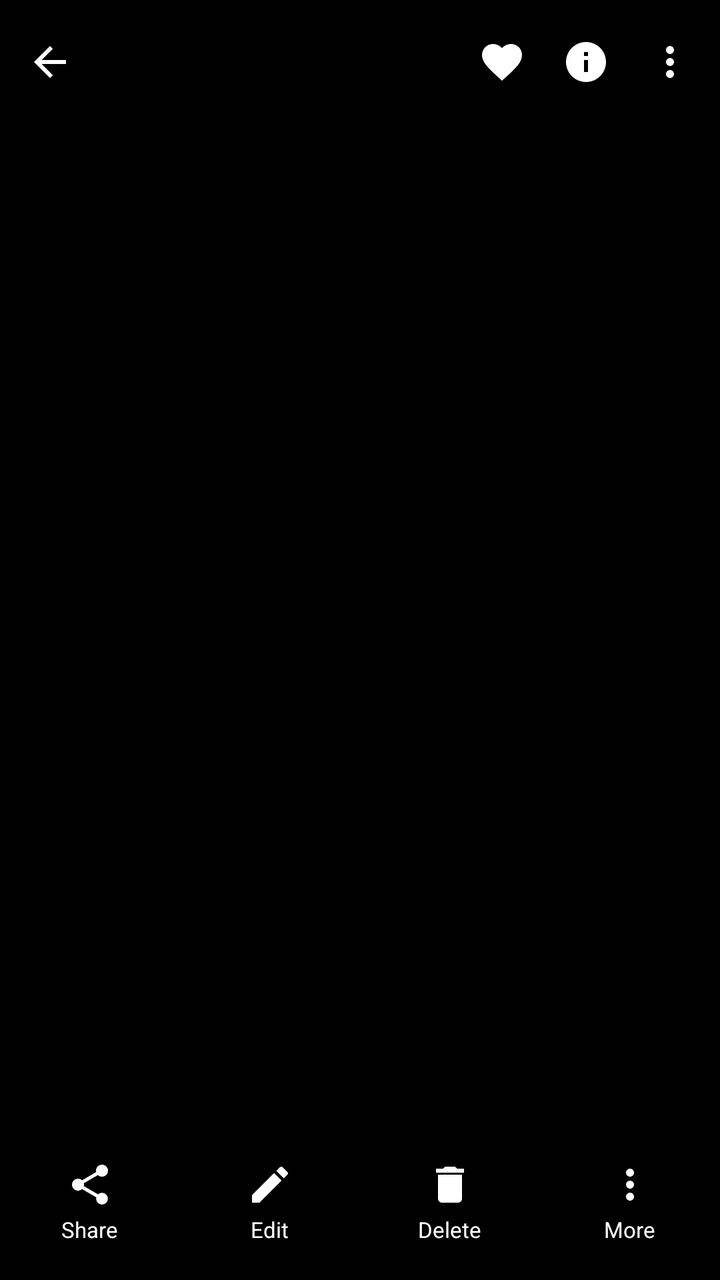
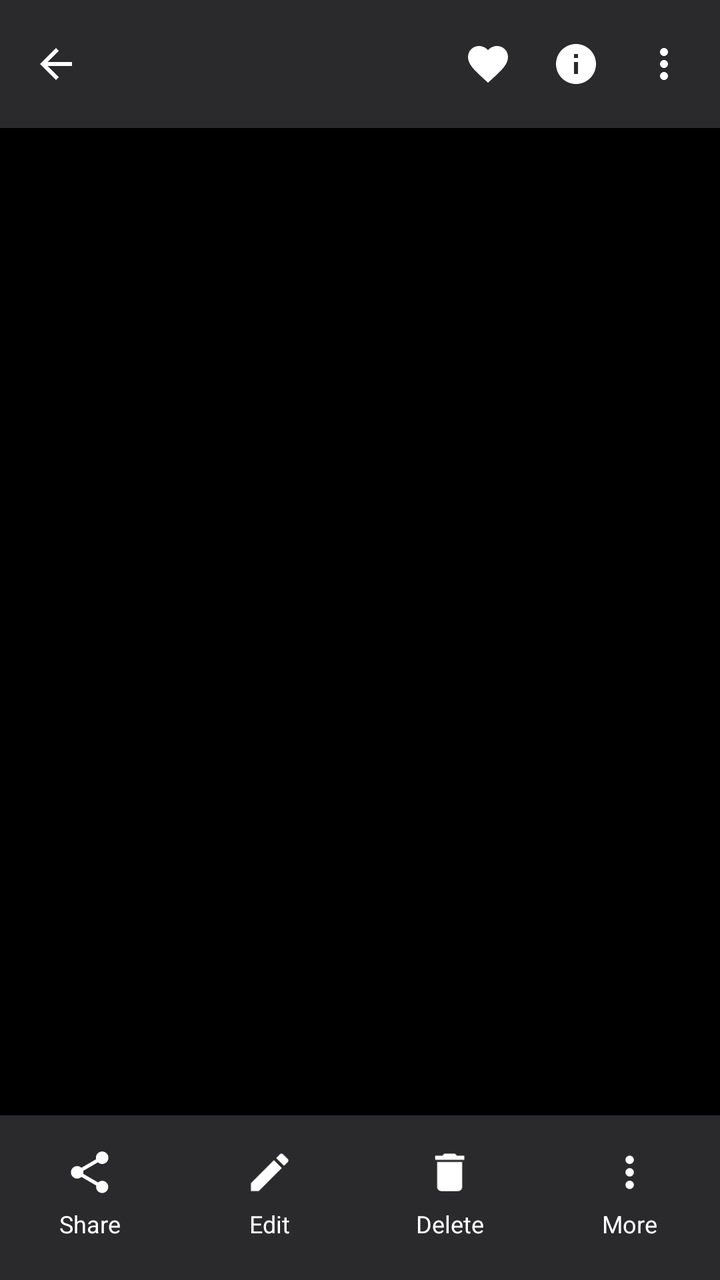

Before-and-after screenshots of an Android layout around one commit, followed by the original layout XML and the change that was made.
<!-- AndroidManifest.xml: activity theme Theme.Gallery.Viewer -->
<!-- res/layout/activity_viewer.xml -->
<?xml version="1.0" encoding="utf-8"?>
<FrameLayout xmlns:android="http://schemas.android.com/apk/res/android"
    xmlns:app="http://schemas.android.com/apk/res-auto"
    android:id="@+id/root"
    android:layout_width="match_parent"
    android:layout_height="match_parent"
    android:background="#000000">

    <androidx.viewpager2.widget.ViewPager2
        android:id="@+id/pager"
        android:layout_width="match_parent"
        android:layout_height="match_parent" />

    <LinearLayout
        android:id="@+id/viewerTop"
        android:layout_width="match_parent"
        android:layout_height="wrap_content"
        android:layout_gravity="top"
        android:background="#80000000"
        android:gravity="center_vertical"
        android:orientation="horizontal"
        android:paddingStart="4dp"
        android:paddingTop="10dp"
        android:paddingEnd="4dp"
        android:paddingBottom="10dp">

        <ImageView
            android:id="@+id/btnBack"
            android:layout_width="42dp"
            android:layout_height="42dp"
            android:background="?attr/selectableItemBackgroundBorderless"
            android:contentDescription="Back"
            android:padding="9dp"
            android:src="@drawable/ic_back"
            app:tint="#FFFFFF" />

        <LinearLayout
            android:layout_width="0dp"
            android:layout_height="wrap_content"
            android:layout_weight="1"
            android:orientation="vertical"
            android:paddingStart="4dp">

            <TextView
                android:id="@+id/vTitle"
                android:layout_width="match_parent"
                android:layout_height="wrap_content"
                android:ellipsize="middle"
                android:maxLines="1"
                android:textColor="#FFFFFF"
                android:textSize="15sp"
                android:textStyle="bold" />

            <TextView
                android:id="@+id/vDate"
                android:layout_width="match_parent"
                android:layout_height="wrap_content"
                android:alpha="0.75"
                android:ellipsize="end"
                android:maxLines="1"
                android:textColor="#FFFFFF"
                android:textSize="12sp" />
        </LinearLayout>

        <ImageView
            android:id="@+id/btnFavTop"
            android:layout_width="42dp"
            android:layout_height="42dp"
            android:background="?attr/selectableItemBackgroundBorderless"
            android:contentDescription="Favourite"
            android:padding="9dp"
            android:src="@drawable/ic_heart"
            app:tint="#FFFFFF" />

        <ImageView
            android:id="@+id/btnInfoTop"
            android:layout_width="42dp"
            android:layout_height="42dp"
            android:background="?attr/selectableItemBackgroundBorderless"
            android:contentDescription="Info"
            android:padding="9dp"
            android:src="@drawable/ic_info"
            app:tint="#FFFFFF" />

        <ImageView
            android:id="@+id/btnMore"
            android:layout_width="42dp"
            android:layout_height="42dp"
            android:background="?attr/selectableItemBackgroundBorderless"
            android:contentDescription="More"
            android:padding="9dp"
            android:src="@drawable/ic_more"
            app:tint="#FFFFFF" />
    </LinearLayout>

    <LinearLayout
        android:id="@+id/viewerBottom"
        android:layout_width="match_parent"
        android:layout_height="wrap_content"
        android:layout_gravity="bottom"
        android:background="#80000000"
        android:orientation="vertical">

        <androidx.recyclerview.widget.RecyclerView
            android:id="@+id/strip"
            android:layout_width="match_parent"
            android:layout_height="wrap_content"
            android:clipToPadding="false"
            android:paddingStart="12dp"
            android:paddingTop="8dp"
            android:paddingEnd="12dp"
            android:paddingBottom="6dp" />

        <LinearLayout
            android:layout_width="match_parent"
            android:layout_height="wrap_content"
            android:orientation="horizontal"
            android:paddingTop="4dp"
            android:paddingBottom="12dp">

            <LinearLayout
                android:id="@+id/actShare"
                android:layout_width="0dp"
                android:layout_height="wrap_content"
                android:layout_weight="1"
                android:background="?attr/selectableItemBackgroundBorderless"
                android:gravity="center"
                android:orientation="vertical"
                android:padding="6dp">

                <ImageView
                    android:layout_width="24dp"
                    android:layout_height="24dp"
                    android:src="@drawable/ic_share"
                    app:tint="#FFFFFF" />

                <TextView
                    android:layout_width="wrap_content"
                    android:layout_height="wrap_content"
                    android:layout_marginTop="3dp"
                    android:text="@string/share"
                    android:textColor="#FFFFFF"
                    android:textSize="11sp" />
            </LinearLayout>

            <LinearLayout
                android:id="@+id/actEdit"
                android:layout_width="0dp"
                android:layout_height="wrap_content"
                android:layout_weight="1"
                android:background="?attr/selectableItemBackgroundBorderless"
                android:gravity="center"
                android:orientation="vertical"
                android:padding="6dp">

                <ImageView
                    android:layout_width="24dp"
                    android:layout_height="24dp"
                    android:src="@drawable/ic_edit"
                    app:tint="#FFFFFF" />

                <TextView
                    android:layout_width="wrap_content"
                    android:layout_height="wrap_content"
                    android:layout_marginTop="3dp"
                    android:text="@string/edit"
                    android:textColor="#FFFFFF"
                    android:textSize="11sp" />
            </LinearLayout>

            <LinearLayout
                android:id="@+id/actDelete"
                android:layout_width="0dp"
                android:layout_height="wrap_content"
                android:layout_weight="1"
                android:background="?attr/selectableItemBackgroundBorderless"
                android:gravity="center"
                android:orientation="vertical"
                android:padding="6dp">

                <ImageView
                    android:layout_width="24dp"
                    android:layout_height="24dp"
                    android:src="@drawable/ic_trash"
                    app:tint="#FFFFFF" />

                <TextView
                    android:layout_width="wrap_content"
                    android:layout_height="wrap_content"
                    android:layout_marginTop="3dp"
                    android:text="@string/delete"
                    android:textColor="#FFFFFF"
                    android:textSize="11sp" />
            </LinearLayout>

            <LinearLayout
                android:id="@+id/actTools"
                android:layout_width="0dp"
                android:layout_height="wrap_content"
                android:layout_weight="1"
                android:background="?attr/selectableItemBackgroundBorderless"
                android:gravity="center"
                android:orientation="vertical"
                android:padding="6dp">

                <ImageView
                    android:layout_width="24dp"
                    android:layout_height="24dp"
                    android:src="@drawable/ic_more"
                    app:tint="#FFFFFF" />

                <TextView
                    android:layout_width="wrap_content"
                    android:layout_height="wrap_content"
                    android:layout_marginTop="3dp"
                    android:text="@string/more"
                    android:textColor="#FFFFFF"
                    android:textSize="11sp" />
            </LinearLayout>
        </LinearLayout>
    </LinearLayout>
</FrameLayout>
<!-- resources referenced by this layout -->
<resources>
  <!-- drawable ic_back (drawable) -->
  <vector xmlns:android="http://schemas.android.com/apk/res/android"
      android:width="24dp" android:height="24dp"
      android:viewportWidth="24" android:viewportHeight="24">
      <path android:fillColor="#000000" android:pathData="M20,11H7.83l5.59,-5.59L12,4l-8,8 8,8 1.41,-1.41L7.83,13H20v-2z" />
  </vector>
  <!-- drawable ic_edit (drawable) -->
  <vector xmlns:android="http://schemas.android.com/apk/res/android"
      android:width="24dp" android:height="24dp"
      android:viewportWidth="24" android:viewportHeight="24">
      <path android:fillColor="#000000" android:pathData="M3,17.25V21h3.75L17.81,9.94l-3.75,-3.75L3,17.25zM20.71,7.04c0.39,-0.39 0.39,-1.02 0,-1.41l-2.34,-2.34c-0.39,-0.39 -1.02,-0.39 -1.41,0l-1.83,1.83 3.75,3.75 1.83,-1.83z" />
  </vector>
  <!-- drawable ic_heart (drawable) -->
  <vector xmlns:android="http://schemas.android.com/apk/res/android"
      android:width="24dp" android:height="24dp"
      android:viewportWidth="24" android:viewportHeight="24">
      <path android:fillColor="#000000" android:pathData="M12,21.35l-1.45,-1.32C5.4,15.36 2,12.28 2,8.5 2,5.42 4.42,3 7.5,3c1.74,0 3.41,0.81 4.5,2.09C13.09,3.81 14.76,3 16.5,3 19.58,3 22,5.42 22,8.5c0,3.78 -3.4,6.86 -8.55,11.54L12,21.35z" />
  </vector>
  <!-- drawable ic_info (drawable) -->
  <vector xmlns:android="http://schemas.android.com/apk/res/android"
      android:width="24dp" android:height="24dp"
      android:viewportWidth="24" android:viewportHeight="24">
      <path android:fillColor="#000000" android:pathData="M12,2C6.48,2 2,6.48 2,12s4.48,10 10,10 10,-4.48 10,-10S17.52,2 12,2zM13,17h-2v-6h2v6zM13,9h-2V7h2v2z" />
  </vector>
  <!-- drawable ic_more (drawable) -->
  <vector xmlns:android="http://schemas.android.com/apk/res/android"
      android:width="24dp" android:height="24dp"
      android:viewportWidth="24" android:viewportHeight="24">
      <path android:fillColor="#000000" android:pathData="M12,8c1.1,0 2,-0.9 2,-2s-0.9,-2 -2,-2 -2,0.9 -2,2 0.9,2 2,2zM12,10c-1.1,0 -2,0.9 -2,2s0.9,2 2,2 2,-0.9 2,-2 -0.9,-2 -2,-2zM12,16c-1.1,0 -2,0.9 -2,2s0.9,2 2,2 2,-0.9 2,-2 -0.9,-2 -2,-2z" />
  </vector>
  <!-- drawable ic_trash (drawable) -->
  <vector xmlns:android="http://schemas.android.com/apk/res/android"
      android:width="24dp" android:height="24dp"
      android:viewportWidth="24" android:viewportHeight="24">
      <path android:fillColor="#000000" android:pathData="M6,19c0,1.1 0.9,2 2,2h8c1.1,0 2,-0.9 2,-2V7H6v12zM19,4h-3.5l-1,-1h-5l-1,1H5v2h14V4z" />
  </vector>
  <string name="delete">Delete</string>
  <string name="edit">Edit</string>
  <string name="more">More</string>
  <string name="share">Share</string>
  <style name="Theme.Gallery.Viewer" parent="Theme.MaterialComponents.NoActionBar">
          <item name="colorPrimary">@color/accent</item>
          <item name="colorAccent">@color/accent</item>
          <item name="android:windowBackground">#000000</item>
          <item name="android:statusBarColor">#000000</item>
          <item name="android:windowLightStatusBar">false</item>
          <item name="gSurface">#000000</item>
          <item name="gOnSurface">#FFFFFF</item>
          <item name="gMuted">#B9BEC9</item>
      </style>
  <color name="accent">#6D5EFC</color>
  <!-- unchanged entries left out for length: 1 -->
</resources>

<!-- the commit's change to res/layout/activity_viewer.xml (unified diff, before → after) -->
@@ -16,79 +16,56 @@
         android:layout_width="match_parent"
         android:layout_height="wrap_content"
         android:layout_gravity="top"
-        android:background="#80000000"
+        android:background="?attr/gBar"
         android:gravity="center_vertical"
         android:orientation="horizontal"
-        android:paddingStart="4dp"
+        android:paddingStart="6dp"
         android:paddingTop="10dp"
-        android:paddingEnd="4dp"
+        android:paddingEnd="6dp"
         android:paddingBottom="10dp">
 
         <ImageView
             android:id="@+id/btnBack"
-            android:layout_width="42dp"
-            android:layout_height="42dp"
+            android:layout_width="44dp"
+            android:layout_height="44dp"
             android:background="?attr/selectableItemBackgroundBorderless"
             android:contentDescription="Back"
-            android:padding="9dp"
+            android:padding="10dp"
             android:src="@drawable/ic_back"
             app:tint="#FFFFFF" />
 
-        <LinearLayout
+        <View
             android:layout_width="0dp"
-            android:layout_height="wrap_content"
-            android:layout_weight="1"
-            android:orientation="vertical"
-            android:paddingStart="4dp">
-
-            <TextView
-                android:id="@+id/vTitle"
-                android:layout_width="match_parent"
-                android:layout_height="wrap_content"
-                android:ellipsize="middle"
-                android:maxLines="1"
-                android:textColor="#FFFFFF"
-                android:textSize="15sp"
-                android:textStyle="bold" />
-
-            <TextView
-                android:id="@+id/vDate"
-                android:layout_width="match_parent"
-                android:layout_height="wrap_content"
-                android:alpha="0.75"
-                android:ellipsize="end"
-                android:maxLines="1"
-                android:textColor="#FFFFFF"
-                android:textSize="12sp" />
-        </LinearLayout>
+            android:layout_height="1dp"
+            android:layout_weight="1" />
 
         <ImageView
             android:id="@+id/btnFavTop"
-            android:layout_width="42dp"
-            android:layout_height="42dp"
+            android:layout_width="44dp"
+            android:layout_height="44dp"
             android:background="?attr/selectableItemBackgroundBorderless"
             android:contentDescription="Favourite"
-            android:padding="9dp"
+            android:padding="10dp"
             android:src="@drawable/ic_heart"
             app:tint="#FFFFFF" />
 
         <ImageView
             android:id="@+id/btnInfoTop"
-            android:layout_width="42dp"
-            android:layout_height="42dp"
+            android:layout_width="44dp"
+            android:layout_height="44dp"
             android:background="?attr/selectableItemBackgroundBorderless"
             android:contentDescription="Info"
-            android:padding="9dp"
+            android:padding="10dp"
             android:src="@drawable/ic_info"
             app:tint="#FFFFFF" />
 
         <ImageView
             android:id="@+id/btnMore"
-            android:layout_width="42dp"
-            android:layout_height="42dp"
+            android:layout_width="44dp"
+            android:layout_height="44dp"
             android:background="?attr/selectableItemBackgroundBorderless"
             android:contentDescription="More"
-            android:padding="9dp"
+            android:padding="10dp"
             android:src="@drawable/ic_more"
             app:tint="#FFFFFF" />
     </LinearLayout>
@@ -98,125 +75,109 @@
         android:layout_width="match_parent"
         android:layout_height="wrap_content"
         android:layout_gravity="bottom"
-        android:background="#80000000"
-        android:orientation="vertical">
-
-        <androidx.recyclerview.widget.RecyclerView
-            android:id="@+id/strip"
-            android:layout_width="match_parent"
-            android:layout_height="wrap_content"
-            android:clipToPadding="false"
-            android:paddingStart="12dp"
-            android:paddingTop="8dp"
-            android:paddingEnd="12dp"
-            android:paddingBottom="6dp" />
+        android:background="?attr/gBar"
+        android:orientation="horizontal"
+        android:paddingTop="10dp"
+        android:paddingBottom="14dp">
 
         <LinearLayout
-            android:layout_width="match_parent"
+            android:id="@+id/actShare"
+            android:layout_width="0dp"
             android:layout_height="wrap_content"
-            android:orientation="horizontal"
-            android:paddingTop="4dp"
-            android:paddingBottom="12dp">
+            android:layout_weight="1"
+            android:background="?attr/selectableItemBackgroundBorderless"
+            android:gravity="center"
+            android:orientation="vertical"
+            android:padding="6dp">
 
-            <LinearLayout
-                android:id="@+id/actShare"
-                android:layout_width="0dp"
+            <ImageView
+                android:layout_width="25dp"
+                android:layout_height="25dp"
+                android:src="@drawable/ic_share"
+                app:tint="#FFFFFF" />
+
+            <TextView
+                android:layout_width="wrap_content"
                 android:layout_height="wrap_content"
-                android:layout_weight="1"
-                android:background="?attr/selectableItemBackgroundBorderless"
-                android:gravity="center"
-                android:orientation="vertical"
-                android:padding="6dp">
+                android:layout_marginTop="5dp"
+                android:text="@string/share"
+                android:textColor="#FFFFFF"
+                android:textSize="12sp" />
+        </LinearLayout>
 
-                <ImageView
-                    android:layout_width="24dp"
-                    android:layout_height="24dp"
-                    android:src="@drawable/ic_share"
-                    app:tint="#FFFFFF" />
+        <LinearLayout
+            android:id="@+id/actEdit"
+            android:layout_width="0dp"
+            android:layout_height="wrap_content"
+            android:layout_weight="1"
+            android:background="?attr/selectableItemBackgroundBorderless"
+            android:gravity="center"
+            android:orientation="vertical"
+            android:padding="6dp">
 
-                <TextView
-                    android:layout_width="wrap_content"
-                    android:layout_height="wrap_content"
-                    android:layout_marginTop="3dp"
-                    android:text="@string/share"
-                    android:textColor="#FFFFFF"
-                    android:textSize="11sp" />
-            </LinearLayout>
+            <ImageView
+                android:layout_width="25dp"
+                android:layout_height="25dp"
+                android:src="@drawable/ic_edit"
+                app:tint="#FFFFFF" />
 
-            <LinearLayout
-                android:id="@+id/actEdit"
-                android:layout_width="0dp"
+            <TextView
+                android:layout_width="wrap_content"
                 android:layout_height="wrap_content"
-                android:layout_weight="1"
-                android:background="?attr/selectableItemBackgroundBorderless"
-                android:gravity="center"
-                android:orientation="vertical"
-                android:padding="6dp">
+                android:layout_marginTop="5dp"
+                android:text="@string/edit"
+                android:textColor="#FFFFFF"
+                android:textSize="12sp" />
+        </LinearLayout>
 
-                <ImageView
-                    android:layout_width="24dp"
-                    android:layout_height="24dp"
-                    android:src="@drawable/ic_edit"
-                    app:tint="#FFFFFF" />
+        <LinearLayout
+            android:id="@+id/actDelete"
+            android:layout_width="0dp"
+            android:layout_height="wrap_content"
+            android:layout_weight="1"
+            android:background="?attr/selectableItemBackgroundBorderless"
+            android:gravity="center"
+            android:orientation="vertical"
+            android:padding="6dp">
 
-                <TextView
-                    android:layout_width="wrap_content"
-                    android:layout_height="wrap_content"
-                    android:layout_marginTop="3dp"
-                    android:text="@string/edit"
-                    android:textColor="#FFFFFF"
-                    android:textSize="11sp" />
-            </LinearLayout>
+            <ImageView
+                android:layout_width="25dp"
+                android:layout_height="25dp"
+                android:src="@drawable/ic_trash"
+                app:tint="#FFFFFF" />
 
-            <LinearLayout
-                android:id="@+id/actDelete"
-                android:layout_width="0dp"
+            <TextView
+                android:layout_width="wrap_content"
                 android:layout_height="wrap_content"
-                android:layout_weight="1"
-                android:background="?attr/selectableItemBackgroundBorderless"
-                android:gravity="center"
-                android:orientation="vertical"
-                android:padding="6dp">
+                android:layout_marginTop="5dp"
+                android:text="@string/delete"
+                android:textColor="#FFFFFF"
+                android:textSize="12sp" />
+        </LinearLayout>
 
-                <ImageView
-                    android:layout_width="24dp"
-                    android:layout_height="24dp"
-                    android:src="@drawable/ic_trash"
-                    app:tint="#FFFFFF" />
+        <LinearLayout
+            android:id="@+id/actTools"
+            android:layout_width="0dp"
+            android:layout_height="wrap_content"
+            android:layout_weight="1"
+            android:background="?attr/selectableItemBackgroundBorderless"
+            android:gravity="center"
+            android:orientation="vertical"
+            android:padding="6dp">
 
-                <TextView
-                    android:layout_width="wrap_content"
-                    android:layout_height="wrap_content"
-                    android:layout_marginTop="3dp"
-                    android:text="@string/delete"
-                    android:textColor="#FFFFFF"
-                    android:textSize="11sp" />
-            </LinearLayout>
+            <ImageView
+                android:layout_width="25dp"
+                android:layout_height="25dp"
+                android:src="@drawable/ic_more"
+                app:tint="#FFFFFF" />
 
-            <LinearLayout
-                android:id="@+id/actTools"
-                android:layout_width="0dp"
+            <TextView
+                android:layout_width="wrap_content"
                 android:layout_height="wrap_content"
-                android:layout_weight="1"
-                android:background="?attr/selectableItemBackgroundBorderless"
-                android:gravity="center"
-                android:orientation="vertical"
-                android:padding="6dp">
-
-                <ImageView
-                    android:layout_width="24dp"
-                    android:layout_height="24dp"
-                    android:src="@drawable/ic_more"
-                    app:tint="#FFFFFF" />
-
-                <TextView
-                    android:layout_width="wrap_content"
-                    android:layout_height="wrap_content"
-                    android:layout_marginTop="3dp"
-                    android:text="@string/more"
-                    android:textColor="#FFFFFF"
-                    android:textSize="11sp" />
-            </LinearLayout>
+                android:layout_marginTop="5dp"
+                android:text="@string/more"
+                android:textColor="#FFFFFF"
+                android:textSize="12sp" />
         </LinearLayout>
     </LinearLayout>
 </FrameLayout>
<!-- resource entries referenced after the edit -->
@@ -47,10 +47,15 @@
           <item name="android:statusBarColor">#000000</item>
           <item name="android:windowLightStatusBar">false</item>
           <item name="gSurface">#000000</item>
+          <item name="gSurfaceAlt">#141416</item>
+          <item name="gCard">#141416</item>
           <item name="gOnSurface">#FFFFFF</item>
-          <item name="gMuted">#B9BEC9</item>
+          <item name="gMuted">#9AA0A6</item>
+          <item name="gDivider">#2A2A2E</item>
+          <item name="gChipBg">#1B1B1E</item>
+          <item name="gBar">#2A2A2C</item>
       </style>
-  <color name="accent">#6D5EFC</color>
+  <color name="accent">#5B6BE8</color>
   <!-- unchanged entries left out for length: 1 -->
 </resources>
 
